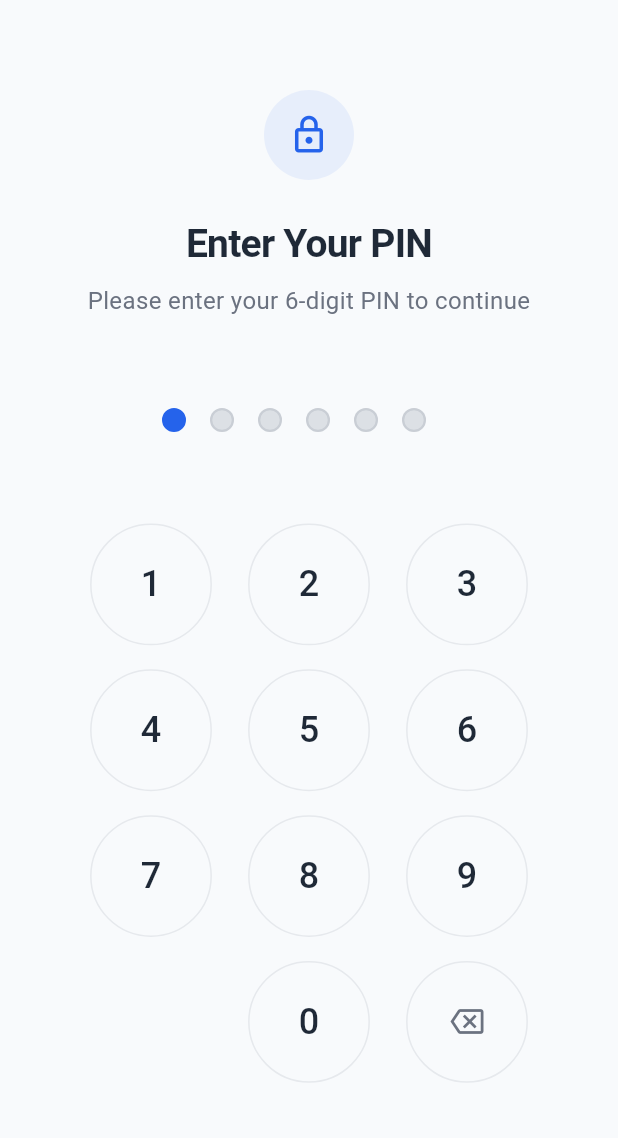
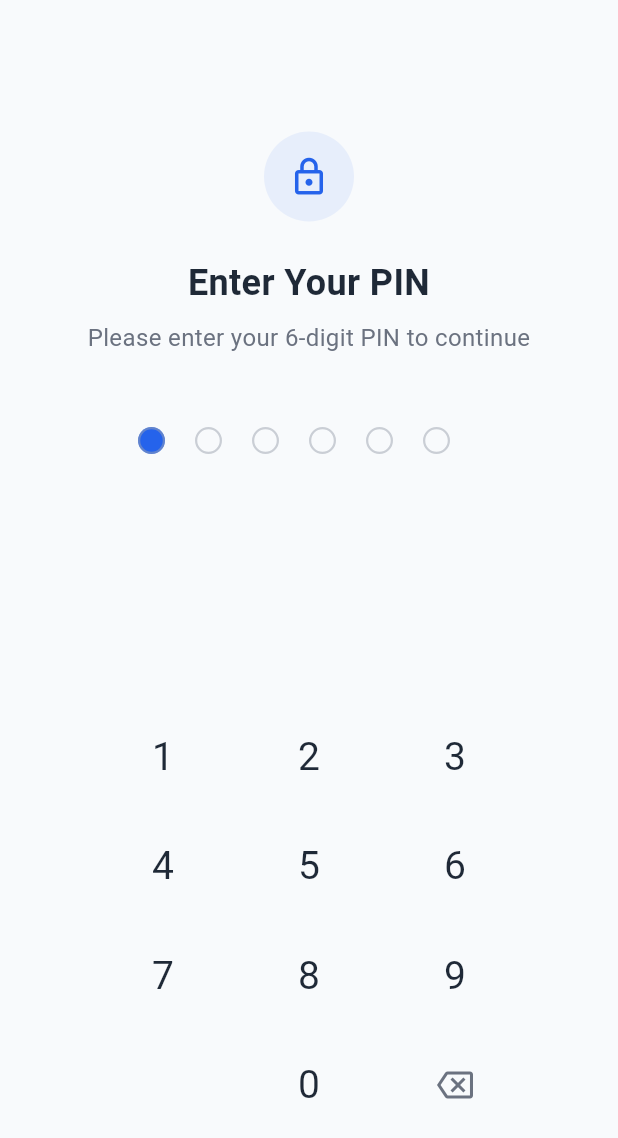
Before and after one commit to jamesatomc/pay_evm, a Flutter app: the PinVerificationScreen screen opened directly with empty values, after a tap on an icon or button, on a phone screen of 412 x 824 dp. Shown: the top 1138 px of the screen. Run offline on Flutter 3.47's test engine with Material 3 defaults, Android fonts, the phone set to English and light mode, and no system bars; our stand-ins replace flutter_secure_storage, local_auth, package_info_plus, qr_flutter, shared_preferences; missing offline and left inert: bip39, mobile_scanner, pointycastle, web3dart; accounts and stored records are empty.

Commit message:
refactor: Improve PIN setup and verification screens with enhanced animations and error handling

```diff
--- a/lib/screenpage/PinVerificationScreen.dart
+++ b/lib/screenpage/PinVerificationScreen.dart
@@ -47,8 +47,6 @@ class _PinVerificationScreenState extends State<PinVerificationScreen>
     _shakeAnimation = Tween(begin: -1.0, end: 1.0).animate(
       CurvedAnimation(parent: _shakeController, curve: Curves.elasticIn),
     );
-
-    // ไม่ต้อง autofocus เพราะเราใช้ numpad
   }
 
   @override
@@ -179,9 +177,38 @@ class _PinVerificationScreenState extends State<PinVerificationScreen>
 
   @override
   Widget build(BuildContext context) {
+    // Hidden PIN input fields, kept for logic but not visible
+    final hiddenPinFields = Opacity(
+      opacity: 0.0,
+      child: SizedBox(
+        height: 0, // Make it take no space
+        child: Row(
+          children: List.generate(
+            6,
+            (index) => Expanded(
+              child: TextField(
+                controller: _pinControllers[index],
+                focusNode: _pinFocusNodes[index],
+                readOnly: true,
+                keyboardType: TextInputType.none,
+                maxLength: 1,
+                inputFormatters: [FilteringTextInputFormatter.digitsOnly],
+                decoration: const InputDecoration(
+                  counterText: '',
+                  border: InputBorder.none,
+                ),
+                onChanged: (value) => _onPinChanged(index, value),
+              ),
+            ),
+          ),
+        ),
+      ),
+    );
+
     return Scaffold(
       backgroundColor: AppTheme.surfaceColor,
-      appBar: widget.onCancel != null ? AppBar(
+      appBar: widget.onCancel != null
+          ? AppBar(
               backgroundColor: Colors.transparent,
               elevation: 0,
               leading: IconButton(
@@ -191,19 +218,46 @@ class _PinVerificationScreenState extends State<PinVerificationScreen>
                   Navigator.of(context).pop(false);
                 },
               ),
-      ) : null,
+            )
+          : null,
       body: SafeArea(
-        child: Padding(
+        child: Stack( // Use Stack to keep hidden fields out of layout flow
+          children: [
+            hiddenPinFields,
+            Padding(
               padding: const EdgeInsets.symmetric(horizontal: 24.0),
               child: Column(
                 children: [
-              // Top spacing
-              SizedBox(height: widget.onCancel != null ? 20 : 60),
+                  const Spacer(flex: 2),
+                  _buildHeader(),
+                  const SizedBox(height: 48),
+                  AnimatedBuilder(
+                    animation: _shakeAnimation,
+                    builder: (context, child) {
+                      return Transform.translate(
+                        offset: Offset(_shakeAnimation.value * 10, 0),
+                        child: _buildPinDots(),
+                      );
+                    },
+                  ),
+                  const SizedBox(height: 16),
+                  _buildErrorMessage(),
+                  const Spacer(flex: 3),
+                  _buildNumpad(),
+                  _buildFooterStatus(),
+                  const SizedBox(height: 20),
+                ],
+              ),
+            ),
+          ],
+        ),
+      ),
+    );
+  }
 
-              // Header section
-              Column(
+  Widget _buildHeader() {
+    return Column(
       children: [
-                  // Simple lock icon
         Container(
           width: 60,
           height: 60,
@@ -217,120 +271,83 @@ class _PinVerificationScreenState extends State<PinVerificationScreen>
             color: AppTheme.primaryColor,
           ),
         ),
-
         const SizedBox(height: 24),
-
-                  // Title
         Text(
           widget.title,
           style: TextStyle(
-                      fontSize: 26,
+            fontSize: 24,
             fontWeight: FontWeight.w600,
             color: AppTheme.textPrimary,
-                      letterSpacing: -0.5,
           ),
           textAlign: TextAlign.center,
         ),
-
         const SizedBox(height: 8),
-
-                  // Subtitle
         Text(
           widget.subtitle,
           style: TextStyle(
             fontSize: 16,
             color: AppTheme.textSecondary,
-                      fontWeight: FontWeight.w400,
           ),
           textAlign: TextAlign.center,
         ),
       ],
-              ),
+    );
+  }
 
-              const SizedBox(height: 60),
-
-              // PIN dots indicator with shake animation
-              AnimatedBuilder(
-                animation: _shakeAnimation,
-                builder: (context, child) {
-                  return Transform.translate(
-                    offset: Offset(_shakeAnimation.value * 10, 0),
-                    child: Row(
+  Widget _buildPinDots() {
+    return Row(
       mainAxisAlignment: MainAxisAlignment.center,
       children: List.generate(6, (index) {
         bool isFilled = _pinControllers[index].text.isNotEmpty;
         bool hasError = _errorMessage.isNotEmpty;
         return Container(
-                          margin: const EdgeInsets.symmetric(horizontal: 8),
-                          width: 16,
-                          height: 16,
+          margin: const EdgeInsets.symmetric(horizontal: 10),
+          width: 18,
+          height: 18,
           decoration: BoxDecoration(
             shape: BoxShape.circle,
-                            color: hasError
-                                ? AppTheme.errorColor.withOpacity(0.2)
-                                : isFilled
-                                    ? AppTheme.primaryColor
-                                    : AppTheme.textMuted.withOpacity(0.3),
+            color: isFilled
+                ? (hasError ? AppTheme.errorColor : AppTheme.primaryColor)
+                : Colors.transparent,
             border: Border.all(
               color: hasError
                   ? AppTheme.errorColor
-                                  : isFilled
-                                      ? AppTheme.primaryColor
-                                      : AppTheme.textMuted.withOpacity(0.3),
+                  : AppTheme.textMuted.withOpacity(0.5),
               width: 1.5,
             ),
           ),
         );
       }),
+    );
+  }
+
+  Widget _buildErrorMessage() {
+    if (_errorMessage.isEmpty) return const SizedBox(height: 24);
+    return SizedBox(
+      height: 24,
+      child: Text(
+        _errorMessage,
+        style: TextStyle(
+          color: AppTheme.errorColor,
+          fontSize: 14,
+          fontWeight: FontWeight.w500,
+        ),
       ),
     );
-                },
-              ),
+  }
 
-              const SizedBox(height: 40),
-
-              // Hidden PIN input (read-only to prevent keyboard)
-              Opacity(
-                opacity: 0.0,
-                child: SizedBox(
-                  height: 1,
-                  child: Row(
-                    children: List.generate(6, (index) =>
-                      Expanded(
-                        child: TextField(
-                          controller: _pinControllers[index],
-                          focusNode: _pinFocusNodes[index],
-                          readOnly: true,
-                          keyboardType: TextInputType.none,
-                          maxLength: 1,
-                          inputFormatters: [FilteringTextInputFormatter.digitsOnly],
-                          decoration: const InputDecoration(
-                            counterText: '',
-                            border: InputBorder.none,
-                          ),
-                          onChanged: (value) => _onPinChanged(index, value),
-                        ),
-                      )
-                    ),
-                  ),
-                ),
-              ),
-
-              // Numpad
-              Expanded(
-                child: Container(
-                  constraints: const BoxConstraints(maxWidth: 300),
+  Widget _buildNumpad() {
+    return Container(
+      constraints: const BoxConstraints(maxWidth: 280),
       child: GridView.count(
         crossAxisCount: 3,
-                    childAspectRatio: 1.1,
-                    mainAxisSpacing: 16,
-                    crossAxisSpacing: 16,
-                    padding: const EdgeInsets.symmetric(vertical: 20),
+        shrinkWrap: true,
+        physics: const NeverScrollableScrollPhysics(),
+        childAspectRatio: 1.4,
+        mainAxisSpacing: 12,
+        crossAxisSpacing: 12,
         children: [
-                      // Numbers 1-9
           ...List.generate(9, (index) => _buildNumButton('${index + 1}')),
-
-                      // Biometric button, 0, backspace
           widget.showBiometric && widget.onBiometricPressed != null
               ? _buildBiometricButton()
               : const SizedBox(),
@@ -338,76 +355,27 @@ class _PinVerificationScreenState extends State<PinVerificationScreen>
           _buildBackspaceButton(),
         ],
       ),
+    );
+  }
+
+  Widget _buildFooterStatus() {
+    return SizedBox(
+      height: 50,
+      child: Center(
+        child: _isLoading
+            ? CircularProgressIndicator(
+                color: AppTheme.primaryColor,
+                strokeWidth: 3,
+              )
+            : _attemptCount > 0
+                ? Text(
+                    '${3 - _attemptCount} attempts left',
+                    style: TextStyle(
+                      color: AppTheme.textSecondary,
+                      fontSize: 14,
                     ),
-              ),
-
-              // Error message
-              if (_errorMessage.isNotEmpty)
-                Container(
-                  margin: const EdgeInsets.only(bottom: 16),
-                  padding: const EdgeInsets.symmetric(horizontal: 16, vertical: 12),
-                  decoration: BoxDecoration(
-                    color: AppTheme.errorColor.withOpacity(0.08),
-                    borderRadius: BorderRadius.circular(12),
-                  ),
-                  child: Row(
-                    mainAxisSize: MainAxisSize.min,
-                    children: [
-                      Icon(
-                        Icons.error_outline,
-                        color: AppTheme.errorColor,
-                        size: 18,
-                      ),
-                      const SizedBox(width: 8),
-                      Text(
-                        _errorMessage,
-                        style: TextStyle(
-                          color: AppTheme.errorColor,
-                          fontSize: 14,
-                          fontWeight: FontWeight.w500,
-                        ),
-                      ),
-                    ],
-                  ),
-                ),
-
-              // Attempt counter
-              if (_attemptCount > 0)
-                Container(
-                  margin: const EdgeInsets.only(bottom: 16),
-                  padding: const EdgeInsets.symmetric(horizontal: 12, vertical: 6),
-                  decoration: BoxDecoration(
-                    color: Colors.orange.withOpacity(0.08),
-                    borderRadius: BorderRadius.circular(8),
-                  ),
-                  child: Text(
-                    'Attempts: ${3 - _attemptCount} left',
-                    style: TextStyle(
-                      color: Colors.orange,
-                      fontSize: 12,
-                      fontWeight: FontWeight.w500,
-                    ),
-                  ),
-                ),
-
-              // Loading indicator
-              if (_isLoading)
-                Container(
-                  margin: const EdgeInsets.only(bottom: 16),
-                  child: SizedBox(
-                    width: 24,
-                    height: 24,
-                    child: CircularProgressIndicator(
-                      color: AppTheme.primaryColor,
-                      strokeWidth: 2.5,
-                    ),
-                  ),
-                ),
-
-              const SizedBox(height: 40),
-            ],
-          ),
-        ),
+                  )
+                : const SizedBox(),
       ),
     );
   }
@@ -417,23 +385,14 @@ class _PinVerificationScreenState extends State<PinVerificationScreen>
       color: Colors.transparent,
       child: InkWell(
         onTap: () => _onNumberPressed(number),
-        borderRadius: BorderRadius.circular(30),
-        child: Container(
-          decoration: BoxDecoration(
-            shape: BoxShape.circle,
-            border: Border.all(
-              color: AppTheme.textMuted.withOpacity(0.2),
-              width: 1,
-            ),
-          ),
+        borderRadius: BorderRadius.circular(40),
         child: Center(
           child: Text(
             number,
             style: TextStyle(
-                fontSize: 24,
-                fontWeight: FontWeight.w500,
+              fontSize: 26,
+              fontWeight: FontWeight.w400,
               color: AppTheme.textPrimary,
-              ),
             ),
           ),
         ),
@@ -446,21 +405,12 @@ class _PinVerificationScreenState extends State<PinVerificationScreen>
       color: Colors.transparent,
       child: InkWell(
         onTap: _onBackspacePressed,
-        borderRadius: BorderRadius.circular(30),
-        child: Container(
-          decoration: BoxDecoration(
-            shape: BoxShape.circle,
-            border: Border.all(
-              color: AppTheme.textMuted.withOpacity(0.2),
-              width: 1,
-            ),
-          ),
+        borderRadius: BorderRadius.circular(40),
         child: Center(
           child: Icon(
             Icons.backspace_outlined,
             color: AppTheme.textSecondary,
-              size: 22,
-            ),
+            size: 24,
           ),
         ),
       ),
@@ -472,22 +422,12 @@ class _PinVerificationScreenState extends State<PinVerificationScreen>
       color: Colors.transparent,
       child: InkWell(
         onTap: widget.onBiometricPressed,
-        borderRadius: BorderRadius.circular(30),
-        child: Container(
-          decoration: BoxDecoration(
-            shape: BoxShape.circle,
-            border: Border.all(
-              color: AppTheme.primaryColor.withOpacity(0.3),
-              width: 1,
-            ),
-            color: AppTheme.primaryColor.withOpacity(0.05),
-          ),
+        borderRadius: BorderRadius.circular(40),
         child: Center(
           child: Icon(
             Icons.fingerprint,
             color: AppTheme.primaryColor,
-              size: 24,
-            ),
+            size: 28,
           ),
         ),
       ),
```
Also changed, not shown: lib/screenpage/PinSetupScreen.dart (+153 -172 lines). Lines whose indentation alone changed are shown as unchanged.
